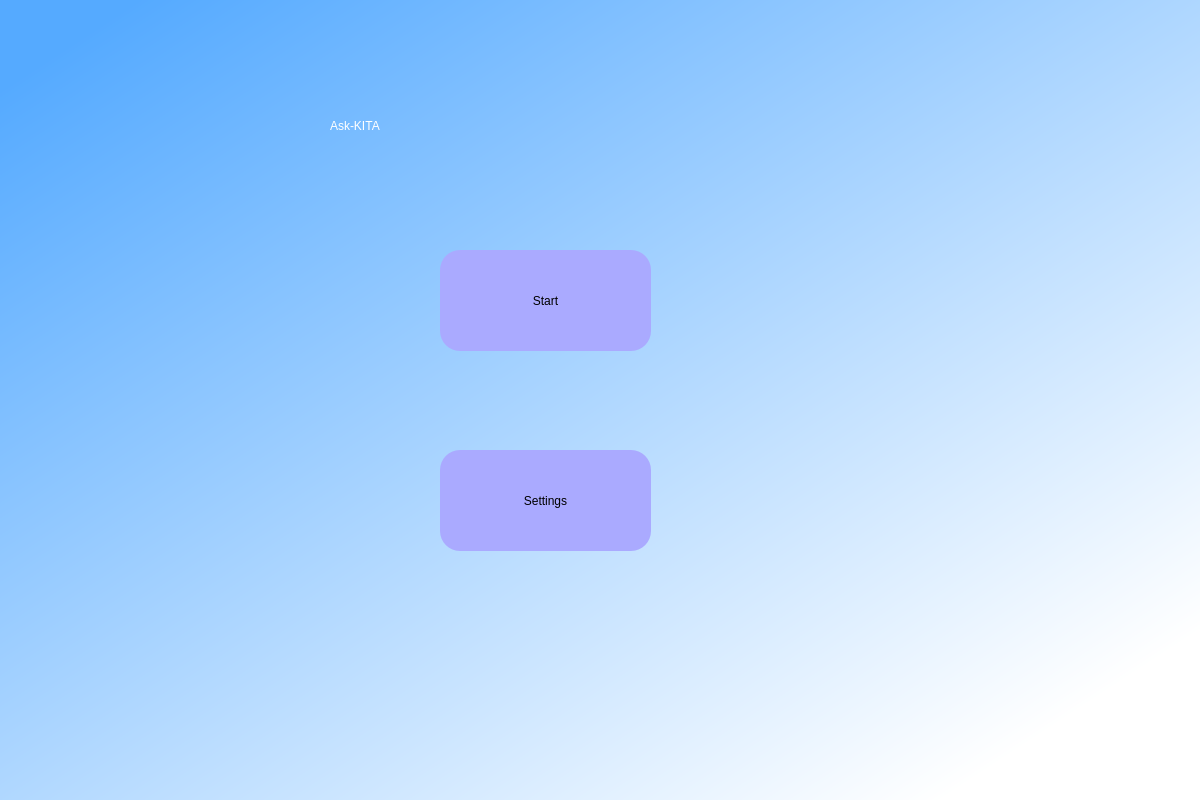
The window that screens/home.ui (Ask-kita/Ask-kita-modes) describes before a commit, drawn with Qt 5.
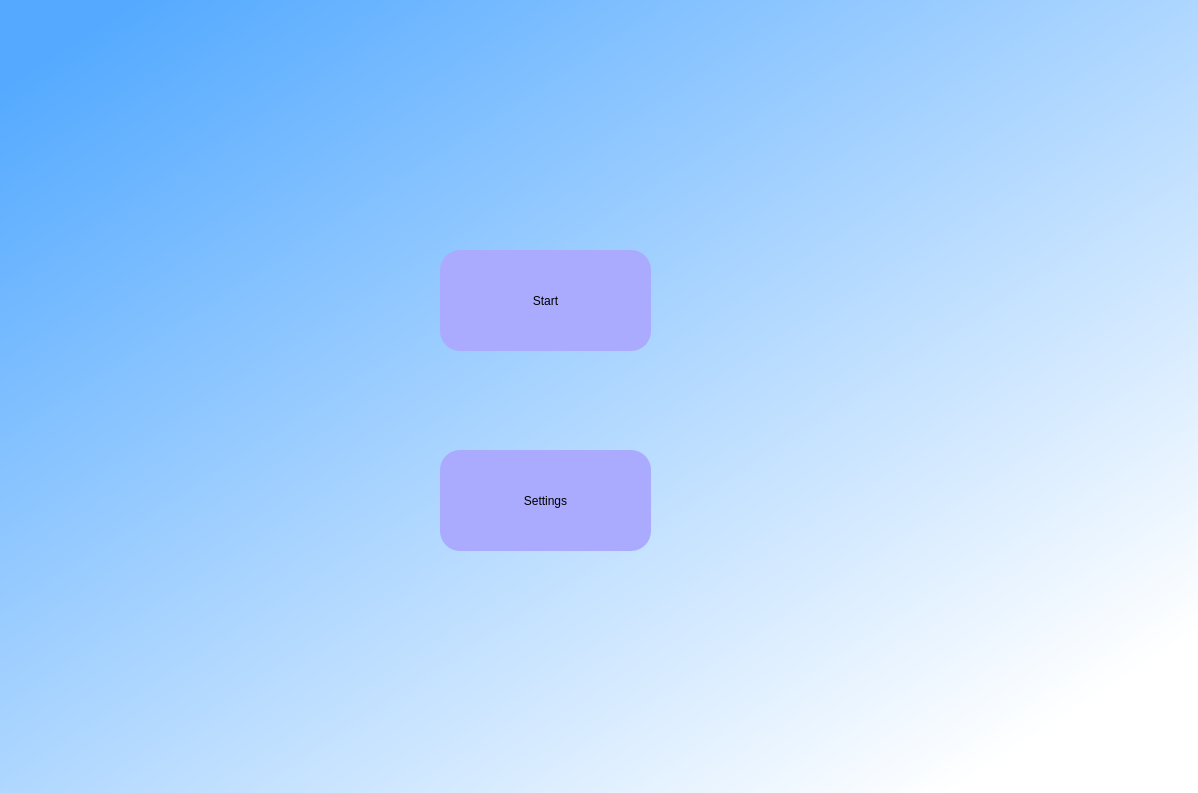
The same window after the commit.

Diff of the .ui file:
```diff
--- a/screens/home.ui
+++ b/screens/home.ui
@@ -6,8 +6,8 @@
    <rect>
     <x>0</x>
     <y>0</y>
-    <width>1200</width>
-    <height>800</height>
+    <width>1198</width>
+    <height>793</height>
    </rect>
   </property>
   <property name="windowTitle">
@@ -26,23 +26,6 @@
     <string notr="true">QWidget#widget{
 background-color:qlineargradient(spread:pad, x1:0.0549451, y1:0.057, x2:0.884615, y2:0.896, stop:0 rgba(85, 170, 255, 255), stop:1 rgba(255, 255, 255, 255));}</string>
    </property>
-   <widget class="QLabel" name="label">
-    <property name="geometry">
-     <rect>
-      <x>330</x>
-      <y>80</y>
-      <width>501</width>
-      <height>91</height>
-     </rect>
-    </property>
-    <property name="styleSheet">
-     <string notr="true">color: rgb(255, 255, 255);
-font: 75 48pt &quot;MS Shell Dlg 2&quot;;</string>
-    </property>
-    <property name="text">
-     <string>Ask-KITA</string>
-    </property>
-   </widget>
    <widget class="QPushButton" name="start">
     <property name="geometry">
      <rect>
```
Left out of the diff: 11 changed lines with no effect on the pictures.
